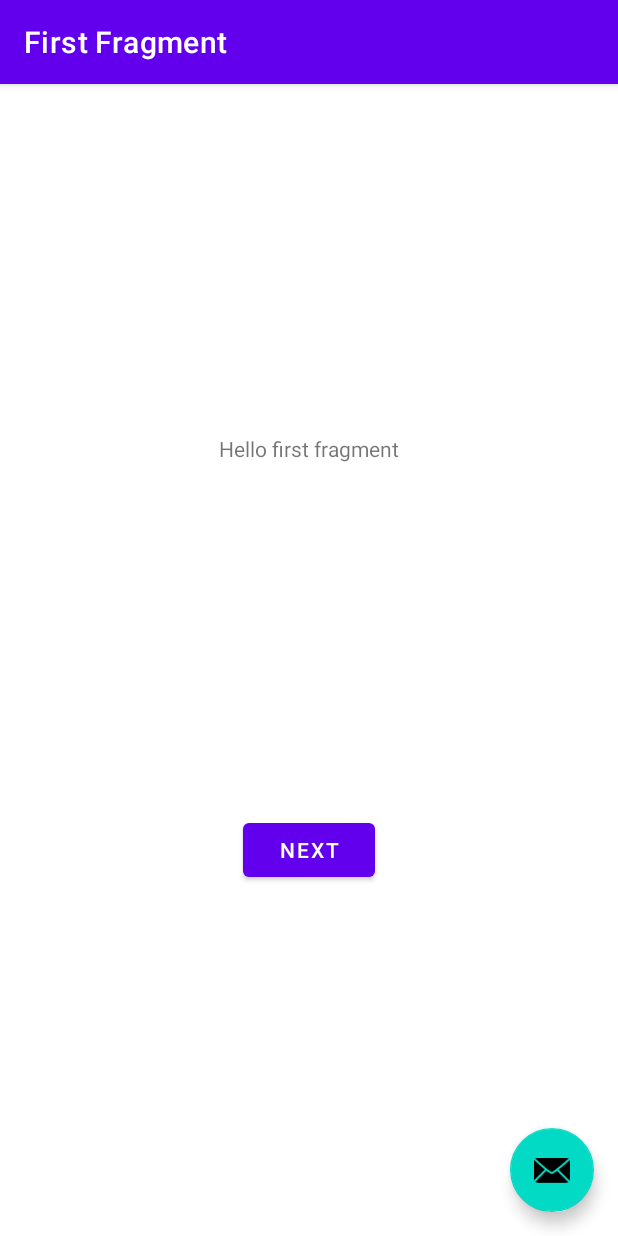
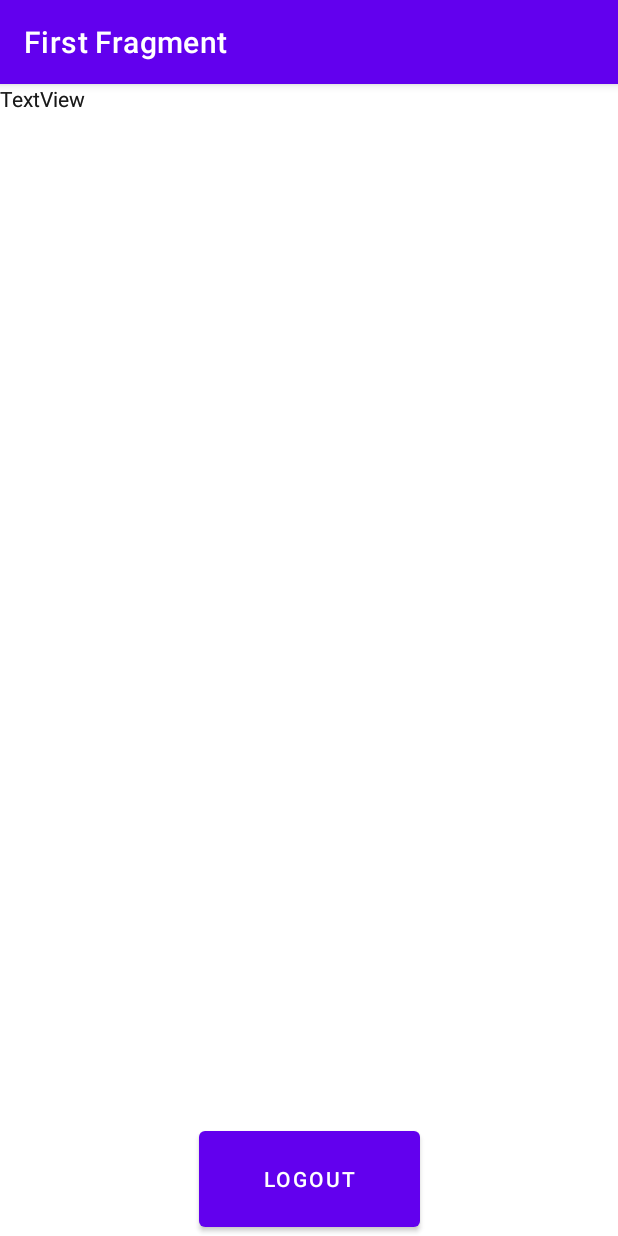
Before and after one commit to Keshariraj/coveapp, an Android app: the OrganizerActivity screen opened directly, with no data from a screen before it, on a phone screen of 412 x 824 dp. Run offline under Robolectric (Android 15) with nearby library versions, the phone set to English and light mode, and no system bars; our stand-ins replace navigation-ui; 1 statement that could not run was skipped.

Commit message:
connection of logout

```diff
--- a/app/build.gradle
+++ b/app/build.gradle
@@ -47,6 +47,7 @@ dependencies {
     implementation 'androidx.navigation:navigation-fragment-ktx:2.4.2'
     implementation 'androidx.navigation:navigation-ui-ktx:2.4.2'
     implementation 'androidx.legacy:legacy-support-v4:1.0.0'
+    implementation 'com.google.firebase:firebase-auth:21.0.4'
     testImplementation 'junit:junit:4.13.2'
     androidTestImplementation 'androidx.test.ext:junit:1.1.3'
     androidTestImplementation 'androidx.test.espresso:espresso-core:3.4.0'
--- a/app/src/main/java/com/digi/coveapp/FirstFragment.kt
+++ b/app/src/main/java/com/digi/coveapp/FirstFragment.kt
@@ -8,9 +8,6 @@ import android.view.ViewGroup
 import androidx.navigation.fragment.findNavController
 import com.digi.coveapp.databinding.FragmentFirstBinding
 
-/**
- * A simple [Fragment] subclass as the default destination in the navigation.
- */
 class FirstFragment : Fragment() {
 
     private var _binding: FragmentFirstBinding? = null
--- a/app/src/main/java/com/digi/coveapp/OrganizerActivity.kt
+++ b/app/src/main/java/com/digi/coveapp/OrganizerActivity.kt
@@ -26,10 +26,7 @@ class OrganizerActivity : AppCompatActivity() {
         appBarConfiguration = AppBarConfiguration(navController.graph)
         setupActionBarWithNavController(navController, appBarConfiguration)
 
-        binding.fab.setOnClickListener { view ->
-            Snackbar.make(view, "Replace with your own action", Snackbar.LENGTH_LONG)
-                .setAction("Action", null).show()
-        }
+
     }
 
     override fun onSupportNavigateUp(): Boolean {
--- a/app/src/main/java/com/digi/coveapp/SecondFragment.kt
+++ b/app/src/main/java/com/digi/coveapp/SecondFragment.kt
@@ -8,9 +8,6 @@ import android.view.ViewGroup
 import androidx.navigation.fragment.findNavController
 import com.digi.coveapp.databinding.FragmentSecondBinding
 
-/**
- * A simple [Fragment] subclass as the second destination in the navigation.
- */
 class SecondFragment : Fragment() {
 
     private var _binding: FragmentSecondBinding? = null
--- a/app/src/main/java/com/digi/coveapp/ui/OrganiserRegisterFragment.kt
+++ b/app/src/main/java/com/digi/coveapp/ui/OrganiserRegisterFragment.kt
@@ -38,7 +38,7 @@ class OrganiserRegisterFragment : Fragment() {
 
     override fun onViewCreated(view: View, savedInstanceState: Bundle?) {
         super.onViewCreated(view, savedInstanceState)
-        binding.signinTextview.setOnClickListener {
+        binding.nextButton.setOnClickListener {
             val email = binding.editEmail.text.toString().trim()
             val password = binding.editPass.text.toString().trim()
             val password2 = binding.editCPass.text.toString().trim()
@@ -52,11 +52,9 @@ class OrganiserRegisterFragment : Fragment() {
                     startActivity(i)
                     requireActivity().finish()
                 }.addOnFailureListener {
-                    // todo add some error message
                     Snackbar.make(binding.root, it.message.toString(), Snackbar.LENGTH_LONG).show()
                 }
             } catch (e: Exception) {
-                // todo add some error message
                 Snackbar.make(binding.root, e.message.toString(), Snackbar.LENGTH_LONG).show()
             }
         }
--- a/app/src/main/res/layout/activity_organizer.xml
+++ b/app/src/main/res/layout/activity_organizer.xml
@@ -22,13 +22,4 @@
 
     <include layout="@layout/content_organizer" />
 
-    <com.google.android.material.floatingactionbutton.FloatingActionButton
-        android:id="@+id/fab"
-        android:layout_width="wrap_content"
-        android:layout_height="wrap_content"
-        android:layout_gravity="bottom|end"
-        android:layout_marginEnd="@dimen/fab_margin"
-        android:layout_marginBottom="16dp"
-        app:srcCompat="@android:drawable/ic_dialog_email" />
-
 </androidx.coordinatorlayout.widget.CoordinatorLayout>
--- /dev/null
+++ b/app/src/main/res/layout/activity_phone_number.xml
@@ -0,0 +1,6 @@
+<?xml version="1.0" encoding="utf-8"?>
+<androidx.constraintlayout.widget.ConstraintLayout xmlns:android="http://schemas.android.com/apk/res/android"
+    android:layout_width="match_parent"
+    android:layout_height="match_parent">
+
+</androidx.constraintlayout.widget.ConstraintLayout>
--- a/app/src/main/res/layout/fragment_choice.xml
+++ b/app/src/main/res/layout/fragment_choice.xml
@@ -54,7 +54,6 @@
         android:textSize="20sp"
         android:textStyle="bold"
         app:layout_constraintEnd_toEndOf="parent"
-        app:layout_constraintHorizontal_bias="0.833"
         app:layout_constraintStart_toStartOf="parent"
         app:layout_constraintTop_toBottomOf="@+id/imageView2" />
 </androidx.constraintlayout.widget.ConstraintLayout>
--- a/app/src/main/res/layout/fragment_first.xml
+++ b/app/src/main/res/layout/fragment_first.xml
@@ -6,23 +6,50 @@
     android:layout_height="match_parent"
     tools:context=".FirstFragment">
 
+    <ScrollView
+        android:id="@+id/scrollView2"
+        android:layout_width="409dp"
+        android:layout_height="729dp"
+        tools:layout_editor_absoluteX="1dp"
+        tools:layout_editor_absoluteY="4dp">
+
+        <LinearLayout
+            android:layout_width="match_parent"
+            android:layout_height="wrap_content"
+            android:orientation="vertical" />
+    </ScrollView>
+
     <TextView
-        android:id="@+id/textview_first"
-        android:layout_width="wrap_content"
-        android:layout_height="wrap_content"
-        android:text="@string/hello_first_fragment"
-        app:layout_constraintBottom_toTopOf="@id/button_first"
-        app:layout_constraintEnd_toEndOf="parent"
-        app:layout_constraintStart_toStartOf="parent"
-        app:layout_constraintTop_toTopOf="parent" />
+        android:id="@+id/textView17"
+        android:layout_width="375dp"
+        android:layout_height="75dp"
+        android:text="TextView"
+        tools:layout_editor_absoluteX="15dp"
+        tools:layout_editor_absoluteY="4dp" />
+
+    <TextView
+        android:id="@+id/textView18"
+        android:layout_width="377dp"
+        android:layout_height="76dp"
+        android:text="TextView"
+        tools:layout_editor_absoluteX="17dp"
+        tools:layout_editor_absoluteY="168dp" />
+
+    <TextView
+        android:id="@+id/textView19"
+        android:layout_width="373dp"
+        android:layout_height="69dp"
+        android:text="TextView"
+        tools:layout_editor_absoluteX="21dp"
+        tools:layout_editor_absoluteY="88dp" />
 
     <Button
-        android:id="@+id/button_first"
-        android:layout_width="wrap_content"
-        android:layout_height="wrap_content"
-        android:text="@string/next"
+        android:id="@+id/button2"
+        android:layout_width="147dp"
+        android:layout_height="76dp"
+        android:text="Logout"
         app:layout_constraintBottom_toBottomOf="parent"
         app:layout_constraintEnd_toEndOf="parent"
-        app:layout_constraintStart_toStartOf="parent"
-        app:layout_constraintTop_toBottomOf="@id/textview_first" />
+        app:layout_constraintStart_toStartOf="parent" />
+
 </androidx.constraintlayout.widget.ConstraintLayout>
--- a/app/src/main/res/layout/fragment_viewer_sigin.xml
+++ b/app/src/main/res/layout/fragment_viewer_sigin.xml
@@ -26,7 +26,7 @@
             android:layout_width="match_parent"
             android:layout_height="wrap_content"
             android:ems="10"
-            android:inputType="number"
+            android:inputType="phone"
             android:tag="+91" />
 
     </com.google.android.material.textfield.TextInputLayout>
--- a/build.gradle
+++ b/build.gradle
@@ -7,6 +7,7 @@ plugins {
     id 'com.android.application' version '7.1.2' apply false
     id 'com.android.library' version '7.1.2' apply false
     id 'org.jetbrains.kotlin.android' version '1.6.20' apply false
+    id 'androidx.navigation.safeargs.kotlin' version '2.4.1' apply false
 }
 
 task clean(type: Delete) {
```
Also changed, not shown: app/src/main/res/layout/fragment_home.xml (+8 -0 lines), app/src/main/res/layout/fragment_second.xml (+15 -17 lines).
